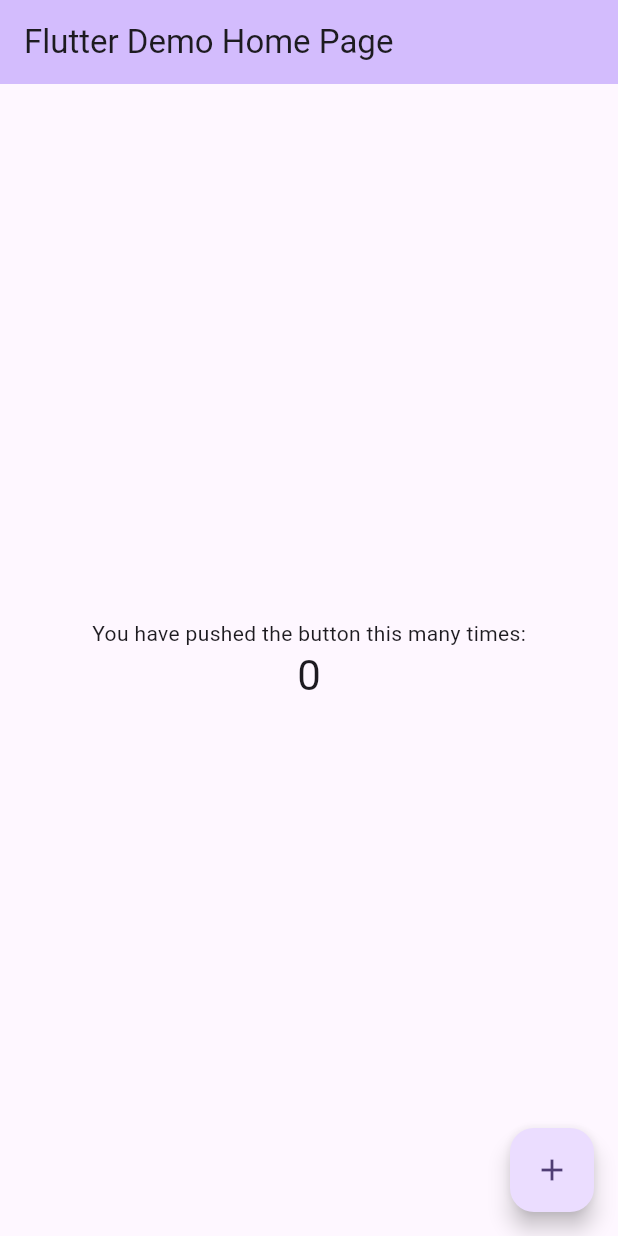
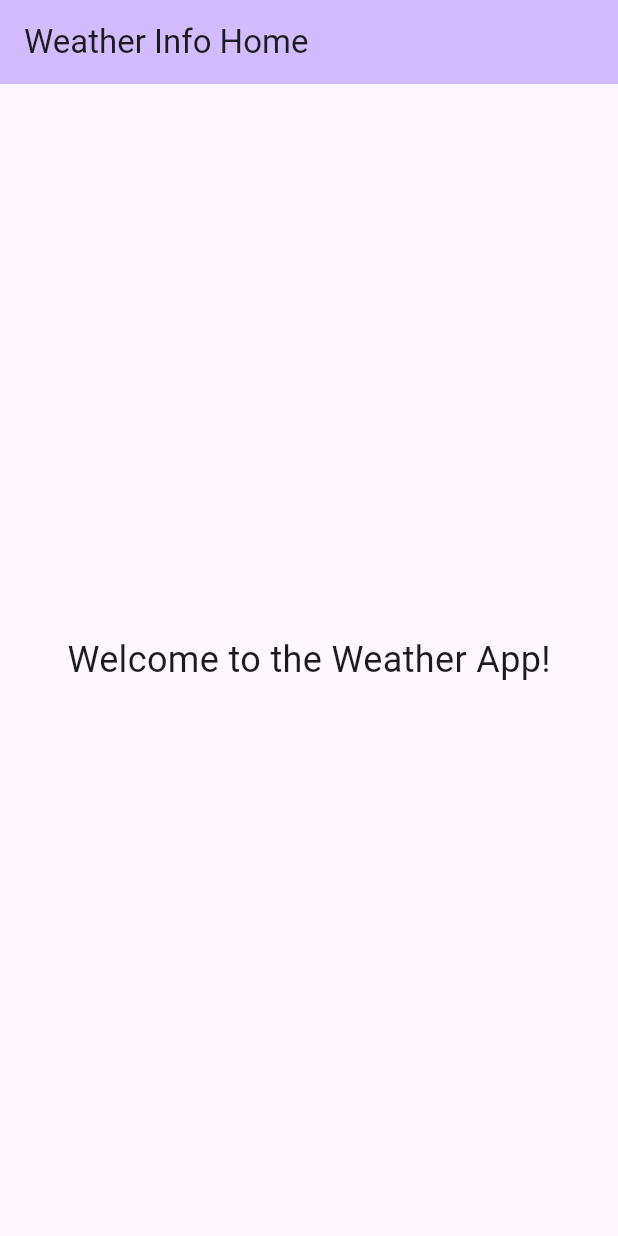
Before and after one commit to Vrutik2/weather_info_app, a Flutter app: the screen it shows after launch, on a phone screen of 412 x 824 dp. Run offline on Flutter 3.47's test engine with Material 3 defaults, Android fonts, the phone set to English and light mode, and no system bars.

Commit message:
Initial project setup and structure

```diff
--- a/lib/main.dart
+++ b/lib/main.dart
@@ -7,119 +7,37 @@ void main() {
 class MyApp extends StatelessWidget {
   const MyApp({super.key});
 
-  // This widget is the root of your application.
   @override
   Widget build(BuildContext context) {
     return MaterialApp(
-      title: 'Flutter Demo',
+      title: 'Weather Info App',
       theme: ThemeData(
-        // This is the theme of your application.
-        //
-        // TRY THIS: Try running your application with "flutter run". You'll see
-        // the application has a purple toolbar. Then, without quitting the app,
-        // try changing the seedColor in the colorScheme below to Colors.green
-        // and then invoke "hot reload" (save your changes or press the "hot
-        // reload" button in a Flutter-supported IDE, or press "r" if you used
-        // the command line to start the app).
-        //
-        // Notice that the counter didn't reset back to zero; the application
-        // state is not lost during the reload. To reset the state, use hot
-        // restart instead.
-        //
-        // This works for code too, not just values: Most code changes can be
-        // tested with just a hot reload.
         colorScheme: ColorScheme.fromSeed(seedColor: Colors.deepPurple),
         useMaterial3: true,
       ),
-      home: const MyHomePage(title: 'Flutter Demo Home Page'),
+      home: const MyHomePage(title: 'Weather Info Home'),
     );
   }
 }
 
-class MyHomePage extends StatefulWidget {
+class MyHomePage extends StatelessWidget {
   const MyHomePage({super.key, required this.title});
-
-  // This widget is the home page of your application. It is stateful, meaning
-  // that it has a State object (defined below) that contains fields that affect
-  // how it looks.
-
-  // This class is the configuration for the state. It holds the values (in this
-  // case the title) provided by the parent (in this case the App widget) and
-  // used by the build method of the State. Fields in a Widget subclass are
-  // always marked "final".
 
   final String title;
 
   @override
-  State<MyHomePage> createState() => _MyHomePageState();
-}
-
-class _MyHomePageState extends State<MyHomePage> {
-  int _counter = 0;
-
-  void _incrementCounter() {
-    setState(() {
-      // This call to setState tells the Flutter framework that something has
-      // changed in this State, which causes it to rerun the build method below
-      // so that the display can reflect the updated values. If we changed
-      // _counter without calling setState(), then the build method would not be
-      // called again, and so nothing would appear to happen.
-      _counter++;
-    });
-  }
-
-  @override
   Widget build(BuildContext context) {
-    // This method is rerun every time setState is called, for instance as done
-    // by the _incrementCounter method above.
-    //
-    // The Flutter framework has been optimized to make rerunning build methods
-    // fast, so that you can just rebuild anything that needs updating rather
-    // than having to individually change instances of widgets.
     return Scaffold(
       appBar: AppBar(
-        // TRY THIS: Try changing the color here to a specific color (to
-        // Colors.amber, perhaps?) and trigger a hot reload to see the AppBar
-        // change color while the other colors stay the same.
         backgroundColor: Theme.of(context).colorScheme.inversePrimary,
-        // Here we take the value from the MyHomePage object that was created by
-        // the App.build method, and use it to set our appbar title.
-        title: Text(widget.title),
+        title: Text(title),
       ),
       body: Center(
-        // Center is a layout widget. It takes a single child and positions it
-        // in the middle of the parent.
-        child: Column(
-          // Column is also a layout widget. It takes a list of children and
-          // arranges them vertically. By default, it sizes itself to fit its
-          // children horizontally, and tries to be as tall as its parent.
-          //
-          // Column has various properties to control how it sizes itself and
-          // how it positions its children. Here we use mainAxisAlignment to
-          // center the children vertically; the main axis here is the vertical
-          // axis because Columns are vertical (the cross axis would be
-          // horizontal).
-          //
-          // TRY THIS: Invoke "debug painting" (choose the "Toggle Debug Paint"
-          // action in the IDE, or press "p" in the console), to see the
-          // wireframe for each widget.
-          mainAxisAlignment: MainAxisAlignment.center,
-          children: <Widget>[
-            const Text(
-              'You have pushed the button this many times:',
-            ),
-            Text(
-              '$_counter',
-              style: Theme.of(context).textTheme.headlineMedium,
-            ),
-          ],
+        child: const Text(
+          'Welcome to the Weather App!',
+          style: TextStyle(fontSize: 24),
         ),
       ),
-      floatingActionButton: FloatingActionButton(
-        onPressed: _incrementCounter,
-        tooltip: 'Increment',
-        child: const Icon(Icons.add),
-      ), // This trailing comma makes auto-formatting nicer for build methods.
     );
   }
 }
```
